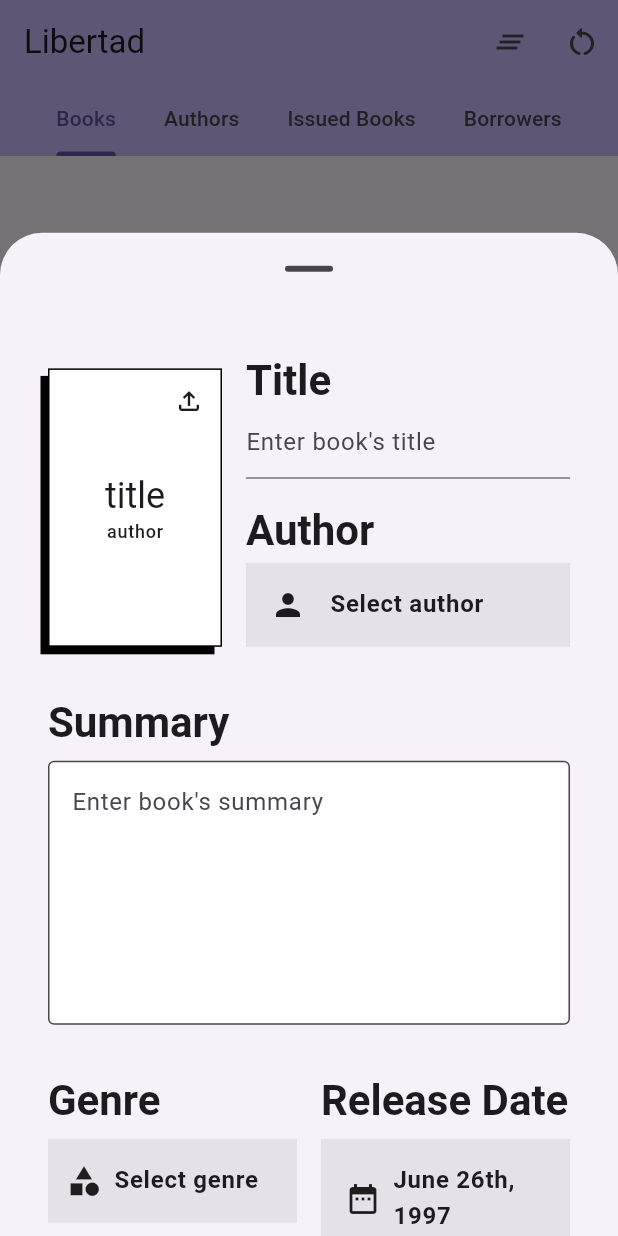
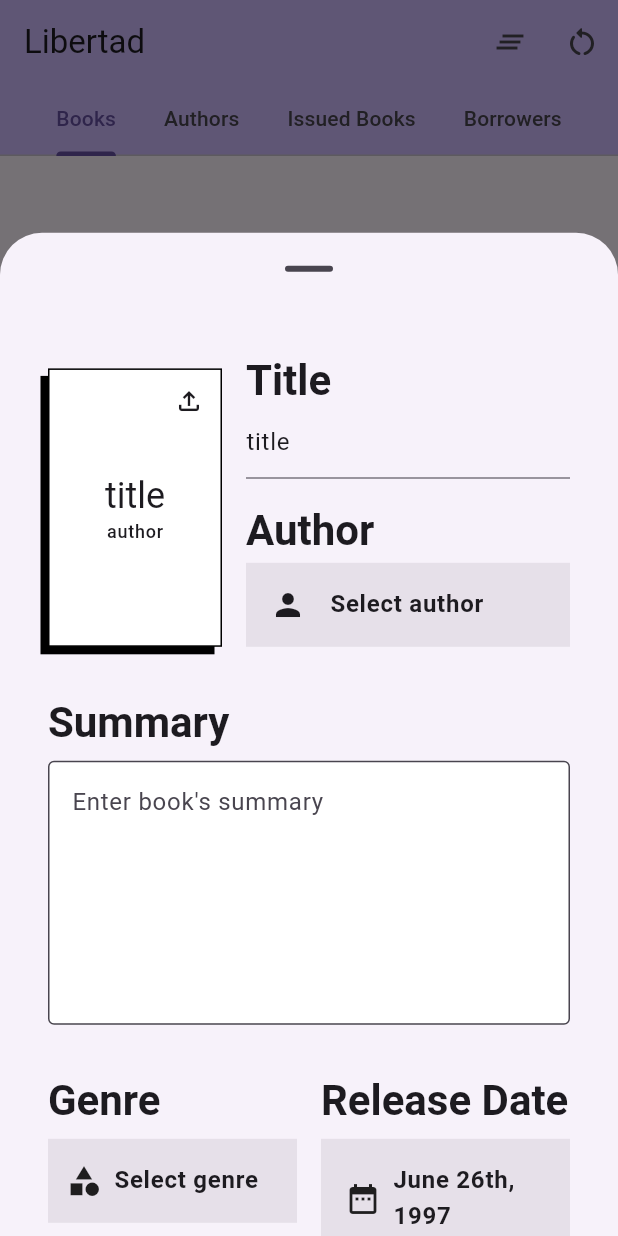
Before and after one commit to imaachman/libertad, a Flutter app: the screen it shows after launch, after a tap on the "add" icon, on a phone screen of 412 x 824 dp. Run offline on Flutter 3.47's test engine with Material 3 defaults, Android fonts, the light colour scheme and no system bars; our stand-ins replace file_picker, flutter_riverpod, isar, riverpod_annotation; accounts and stored records are empty; generated files the repository leaves out were written again.

Commit message:
Book Details Screen #2
- Make all fields in Book model mutable
- Write updateBook method in DatabaseRepository
- Write updateBook method in BookEditorViewModel
- Write methods to delete and replace files
- Delete AuthorFieldViewModel and transfer functionality to BookEditorViewModel
- Pass Book object in all BookEditor fields
- Upgrade AddBookButton to AddBookUpdateButton

```diff
--- a/lib/data/models/book.dart
+++ b/lib/data/models/book.dart
@@ -8,13 +8,13 @@ part 'book.g.dart';
 @collection
 class Book {
   Id id = Isar.autoIncrement;
-  final String title;
+  String title;
   final IsarLink<Author> author = IsarLink<Author>();
   @enumerated
-  final Genre genre;
-  final DateTime releaseDate;
-  final String summary;
-  final String coverImage;
+  Genre genre;
+  DateTime releaseDate;
+  String summary;
+  String coverImage;
   @Backlink(to: 'book')
   final IsarLinks<BookCopy> totalCopies = IsarLinks<BookCopy>();
 
--- a/lib/features/books/screens/book_editor/author_field.dart
+++ b/lib/features/books/screens/book_editor/author_field.dart
@@ -1,22 +1,23 @@
 import 'package:flutter/material.dart';
 import 'package:flutter_riverpod/flutter_riverpod.dart';
-import 'package:libertad/data/models/author.dart';
-import 'package:libertad/features/books/viewmodels/author_field_viewmodel.dart';
+import 'package:libertad/data/models/book.dart';
 import 'package:libertad/features/books/viewmodels/book_editor_viewmodel.dart';
 
 class AuthorField extends ConsumerWidget {
-  const AuthorField({super.key});
+  final Book? book;
+
+  const AuthorField({super.key, this.book});
 
   @override
   Widget build(BuildContext context, WidgetRef ref) {
-    // Listen to the [AuthorFieldViewModel] to get the selected author.
-    final AsyncValue<Author?> author = ref.watch(authorFieldViewModelProvider);
-
-    // Listen to the [BookEditorViewModel] to check if an author is selected.
-    ref.watch(bookEditorViewModelProvider());
+    // Listen to the [BookEditorViewModel] provider to update the UI with the
+    // selected author.
+    ref.watch(bookEditorViewModelProvider(book: book));
+    // Access [BookEditorViewModel] to fetch and select an author.
+    final BookEditorViewModel model =
+        ref.watch(bookEditorViewModelProvider(book: book).notifier);
     // Check if an author is selected.
-    final bool authorNotSelected =
-        !ref.watch(bookEditorViewModelProvider().notifier).isAuthorSelected;
+    final bool authorNotSelected = !model.isAuthorSelected;
 
     return Column(
       crossAxisAlignment: CrossAxisAlignment.start,
@@ -30,9 +31,7 @@ class AuthorField extends ConsumerWidget {
         ),
         SizedBox(height: 4),
         InkWell(
-          onTap: () => ref
-              .read(authorFieldViewModelProvider.notifier)
-              .showAuthorsSearchView(context),
+          onTap: () => model.selectAuthor(context),
           child: Container(
             decoration: BoxDecoration(
               color: Theme.of(context).colorScheme.surfaceContainerHighest,
@@ -54,7 +53,7 @@ class AuthorField extends ConsumerWidget {
                 SizedBox(width: 16),
                 Expanded(
                   child: Text(
-                    author.value?.name ?? 'Select author',
+                    model.author?.name ?? 'Select author',
                     style: Theme.of(context)
                         .textTheme
                         .bodyLarge
--- a/lib/features/books/screens/book_editor/add_book_button.dart
+++ b/lib/features/books/screens/book_editor/book_add_update_button.dart
@@ -1,18 +1,27 @@
 import 'package:flutter/material.dart';
 import 'package:flutter_riverpod/flutter_riverpod.dart';
+import 'package:libertad/data/models/book.dart';
 import 'package:libertad/features/books/viewmodels/book_editor_viewmodel.dart';
 
-class AddBookButton extends ConsumerWidget {
+class BookAddUpdateButton extends ConsumerWidget {
   final GlobalKey<FormState> formKey;
+  final Book? book;
 
-  const AddBookButton({super.key, required this.formKey});
+  const BookAddUpdateButton({super.key, required this.formKey, this.book});
 
   @override
   Widget build(BuildContext context, WidgetRef ref) {
+    final BookEditorViewModel model =
+        ref.watch(bookEditorViewModelProvider(book: book).notifier);
+
     return TextButton(
-      onPressed: () => ref
-          .read(bookEditorViewModelProvider().notifier)
-          .addBook(context, formKey),
+      onPressed: () {
+        if (book == null) {
+          model.addBook(context, formKey);
+        } else {
+          model.updateBook(context, formKey, book!);
+        }
+      },
       style: ButtonStyle(
         shape: WidgetStatePropertyAll(RoundedRectangleBorder()),
         backgroundColor: WidgetStatePropertyAll(
@@ -23,7 +32,7 @@ class AddBookButton extends ConsumerWidget {
         height: 48,
         child: Center(
           child: Text(
-            'Add Book',
+            book == null ? 'Add Book' : 'Update Book',
             style: Theme.of(context).textTheme.labelLarge?.copyWith(
                   color: Theme.of(context).colorScheme.onPrimary,
                   fontWeight: FontWeight.bold,
--- a/lib/features/books/screens/book_editor/book_cover.dart
+++ b/lib/features/books/screens/book_editor/book_cover.dart
@@ -2,9 +2,7 @@ import 'dart:io';
 
 import 'package:flutter/material.dart';
 import 'package:flutter_riverpod/flutter_riverpod.dart';
-import 'package:libertad/data/models/author.dart';
 import 'package:libertad/data/models/book.dart';
-import 'package:libertad/features/books/viewmodels/author_field_viewmodel.dart';
 import 'package:libertad/features/books/viewmodels/book_editor_viewmodel.dart';
 
 class BookCover extends ConsumerWidget {
@@ -15,9 +13,8 @@ class BookCover extends ConsumerWidget {
   @override
   Widget build(BuildContext context, WidgetRef ref) {
     // Listen to [BookEditorViewModel] provider to update the UI with the book's
-    // title.
+    // title and author.
     ref.watch(bookEditorViewModelProvider(book: book));
-
     // Access [BookEditorViewModel] to display the uploaded cover image.
     final BookEditorViewModel model =
         ref.watch(bookEditorViewModelProvider(book: book).notifier);
@@ -38,21 +35,19 @@ class BookCover extends ConsumerWidget {
                     mainAxisAlignment: MainAxisAlignment.center,
                     children: [
                       Text(
-                        ref.watch(bookEditorViewModelProvider().notifier).title,
+                        model.title,
                         style: Theme.of(context).textTheme.headlineSmall,
                         maxLines: 3,
                         overflow: TextOverflow.ellipsis,
                       ),
-                      Consumer(builder: (context, ref, child) {
-                        final AsyncValue<Author?> author =
-                            ref.watch(authorFieldViewModelProvider);
-                        return Text(
-                          author.value?.name ?? 'author',
+                      Consumer(
+                        builder: (context, ref, child) => Text(
+                          model.author?.name ?? 'author',
                           style: Theme.of(context).textTheme.labelMedium,
                           maxLines: 1,
                           overflow: TextOverflow.ellipsis,
-                        );
-                      }),
+                        ),
+                      ),
                     ],
                   )
                 : Image.file(
--- a/lib/features/books/screens/book_editor/book_editor.dart
+++ b/lib/features/books/screens/book_editor/book_editor.dart
@@ -1,7 +1,8 @@
 import 'package:flutter/material.dart';
 import 'package:flutter_riverpod/flutter_riverpod.dart';
 import 'package:libertad/core/constants/breakpoints.dart';
-import 'package:libertad/features/books/screens/book_editor/add_book_button.dart';
+import 'package:libertad/data/models/book.dart';
+import 'package:libertad/features/books/screens/book_editor/book_add_update_button.dart';
 import 'package:libertad/features/books/screens/book_editor/genre_field.dart';
 import 'package:libertad/features/books/screens/book_editor/release_date_field.dart';
 import 'package:libertad/features/books/screens/book_editor/total_copies_field.dart';
@@ -13,7 +14,9 @@ import 'summary_field.dart';
 import 'title_field.dart';
 
 class BookEditor extends ConsumerStatefulWidget {
-  const BookEditor({super.key});
+  final Book? book;
+
+  const BookEditor({super.key, this.book});
 
   @override
   ConsumerState<BookEditor> createState() => _BookEditorState();
@@ -54,7 +57,7 @@ class _BookEditorState extends ConsumerState<BookEditor> {
                           SizedBox(
                             width:
                                 buildColumn ? (maxWidth / 2) : (maxWidth / 3),
-                            child: BookCover(),
+                            child: BookCover(book: widget.book),
                           ),
                           SizedBox(
                             width: buildColumn ? null : gap,
@@ -65,16 +68,16 @@ class _BookEditorState extends ConsumerState<BookEditor> {
                                 buildColumn ? maxWidth : (maxWidth / 1.5 - gap),
                             child: Column(
                               children: [
-                                TitleField(),
+                                TitleField(book: widget.book),
                                 SizedBox(height: 16),
-                                AuthorField(),
+                                AuthorField(book: widget.book),
                               ],
                             ),
                           )
                         ],
                       ),
                       SizedBox(height: 32),
-                      SummaryField(),
+                      SummaryField(book: widget.book),
                       SizedBox(height: 32),
                       RowColumnSwitch(
                         columnWhen: buildColumn,
@@ -85,7 +88,7 @@ class _BookEditorState extends ConsumerState<BookEditor> {
                           SizedBox(
                             width:
                                 buildColumn ? maxWidth : (maxWidth - gap) / 2,
-                            child: GenreField(),
+                            child: GenreField(book: widget.book),
                           ),
                           SizedBox(
                             width: buildColumn ? null : gap,
@@ -94,14 +97,19 @@ class _BookEditorState extends ConsumerState<BookEditor> {
                           SizedBox(
                             width:
                                 buildColumn ? maxWidth : (maxWidth - gap) / 2,
-                            child: ReleaseDateField(),
+                            child: ReleaseDateField(book: widget.book),
                           ),
                         ],
                       ),
                       SizedBox(height: 16),
-                      TotalCopiesField(),
+                      TotalCopiesField(book: widget.book),
                       SizedBox(height: 32),
-                      Center(child: AddBookButton(formKey: formKey)),
+                      Center(
+                        child: BookAddUpdateButton(
+                          formKey: formKey,
+                          book: widget.book,
+                        ),
+                      ),
                     ],
                   );
                 },
--- a/lib/features/books/screens/book_editor/genre_field.dart
+++ b/lib/features/books/screens/book_editor/genre_field.dart
@@ -1,20 +1,23 @@
 import 'package:flutter/material.dart';
 import 'package:flutter_riverpod/flutter_riverpod.dart';
+import 'package:libertad/data/models/book.dart';
 import 'package:libertad/data/models/genre.dart';
 import 'package:libertad/features/books/viewmodels/book_editor_viewmodel.dart';
 
 class GenreField extends ConsumerWidget {
-  const GenreField({super.key});
+  final Book? book;
+
+  const GenreField({super.key, this.book});
 
   @override
   Widget build(BuildContext context, WidgetRef ref) {
     // Listen to the [BookEditorViewModel] provider to check if a genre is
     // selected and to show the selected genre in the UI.
-    ref.watch(bookEditorViewModelProvider());
+    ref.watch(bookEditorViewModelProvider(book: book));
 
     // Access [BookEditorViewModel] to get the selected genre.
     final BookEditorViewModel model =
-        ref.watch(bookEditorViewModelProvider().notifier);
+        ref.watch(bookEditorViewModelProvider(book: book).notifier);
     // Check if a genre is selected.
     final bool genreNotSelected = !model.isGenreSelected;
 
--- a/lib/features/books/screens/book_editor/release_date_field.dart
+++ b/lib/features/books/screens/book_editor/release_date_field.dart
@@ -1,19 +1,22 @@
 import 'package:flutter/material.dart';
 import 'package:flutter_riverpod/flutter_riverpod.dart';
 import 'package:libertad/core/utils/extensions.dart';
+import 'package:libertad/data/models/book.dart';
 import 'package:libertad/features/books/viewmodels/book_editor_viewmodel.dart';
 
 class ReleaseDateField extends ConsumerWidget {
-  const ReleaseDateField({super.key});
+  final Book? book;
+
+  const ReleaseDateField({super.key, this.book});
 
   @override
   Widget build(BuildContext context, WidgetRef ref) {
     // Listen to [BookEditorViewModel] provider to update the release date in
     // the UI.
-    ref.watch(bookEditorViewModelProvider());
+    ref.watch(bookEditorViewModelProvider(book: book));
     // Access [BookEditorViewModel] to get the release date.
     final BookEditorViewModel model =
-        ref.watch(bookEditorViewModelProvider().notifier);
+        ref.watch(bookEditorViewModelProvider(book: book).notifier);
 
     return Column(
       crossAxisAlignment: CrossAxisAlignment.start,
--- a/lib/features/books/screens/book_editor/summary_field.dart
+++ b/lib/features/books/screens/book_editor/summary_field.dart
@@ -1,12 +1,18 @@
 import 'package:flutter/material.dart';
 import 'package:flutter_riverpod/flutter_riverpod.dart';
+import 'package:libertad/data/models/book.dart';
 import 'package:libertad/features/books/viewmodels/book_editor_viewmodel.dart';
 
 class SummaryField extends ConsumerWidget {
-  const SummaryField({super.key});
+  final Book? book;
+
+  const SummaryField({super.key, this.book});
 
   @override
   Widget build(BuildContext context, WidgetRef ref) {
+    final BookEditorViewModel model =
+        ref.watch(bookEditorViewModelProvider(book: book).notifier);
+
     return Column(
       crossAxisAlignment: CrossAxisAlignment.start,
       children: [
@@ -26,10 +32,9 @@ class SummaryField extends ConsumerWidget {
             fillColor: Colors.white,
           ),
           maxLines: 6,
-          validator:
-              ref.read(bookEditorViewModelProvider().notifier).validateSummary,
-          onChanged:
-              ref.read(bookEditorViewModelProvider().notifier).setSummary,
+          initialValue: model.summary,
+          validator: model.validateSummary,
+          onChanged: model.setSummary,
         ),
       ],
     );
--- a/lib/features/books/screens/book_editor/title_field.dart
+++ b/lib/features/books/screens/book_editor/title_field.dart
@@ -1,12 +1,18 @@
 import 'package:flutter/material.dart';
 import 'package:flutter_riverpod/flutter_riverpod.dart';
+import 'package:libertad/data/models/book.dart';
 import 'package:libertad/features/books/viewmodels/book_editor_viewmodel.dart';
 
 class TitleField extends ConsumerWidget {
-  const TitleField({super.key});
+  final Book? book;
+
+  const TitleField({super.key, this.book});
 
   @override
   Widget build(BuildContext context, WidgetRef ref) {
+    final BookEditorViewModel model =
+        ref.watch(bookEditorViewModelProvider(book: book).notifier);
+
     return Column(
       crossAxisAlignment: CrossAxisAlignment.start,
       children: [
@@ -21,9 +27,9 @@ class TitleField extends ConsumerWidget {
           decoration: InputDecoration(
             hintText: 'Enter book\'s title',
           ),
-          validator:
-              ref.read(bookEditorViewModelProvider().notifier).validateTitle,
-          onChanged: ref.read(bookEditorViewModelProvider().notifier).setTitle,
+          initialValue: model.title,
+          validator: model.validateTitle,
+          onChanged: model.setTitle,
         ),
       ],
     );
--- a/lib/features/books/screens/book_editor/total_copies_field.dart
+++ b/lib/features/books/screens/book_editor/total_copies_field.dart
@@ -1,10 +1,13 @@
 import 'package:flutter/material.dart';
 import 'package:flutter/services.dart';
 import 'package:flutter_riverpod/flutter_riverpod.dart';
+import 'package:libertad/data/models/book.dart';
 import 'package:libertad/features/books/viewmodels/book_editor_viewmodel.dart';
 
 class TotalCopiesField extends ConsumerWidget {
-  const TotalCopiesField({super.key});
+  final Book? book;
+
+  const TotalCopiesField({super.key, this.book});
 
   @override
   Widget build(BuildContext context, WidgetRef ref) {
@@ -23,7 +26,7 @@ class TotalCopiesField extends ConsumerWidget {
           width: 100,
           child: TextFormField(
             initialValue: ref
-                .watch(bookEditorViewModelProvider().notifier)
+                .watch(bookEditorViewModelProvider(book: book).notifier)
                 .totalCopies
                 .toString(),
             decoration: InputDecoration(
@@ -40,10 +43,11 @@ class TotalCopiesField extends ConsumerWidget {
             keyboardType: TextInputType.number,
             inputFormatters: [FilteringTextInputFormatter.digitsOnly],
             validator: ref
-                .read(bookEditorViewModelProvider().notifier)
+                .read(bookEditorViewModelProvider(book: book).notifier)
                 .validateTotalCopies,
-            onChanged:
-                ref.read(bookEditorViewModelProvider().notifier).setTotalCopies,
+            onChanged: ref
+                .read(bookEditorViewModelProvider(book: book).notifier)
+                .setTotalCopies,
           ),
         ),
       ],
```
Also changed, not shown: lib/data/repositories/database_repository.dart (+86 -3 lines), lib/data/repositories/files_repository.dart (+12 -0 lines), lib/features/books/screens/book_details_screen/book_details_screen.dart (+22 -0 lines), lib/features/books/viewmodels/author_field_viewmodel.dart (deleted, +0 -26 lines), lib/features/books/viewmodels/book_details_viewmodel.dart (+11 -0 lines), lib/features/books/viewmodels/book_editor_viewmodel.dart (+58 -4 lines), lib/features/books/viewmodels/author_field_viewmodel.g.dart (deleted), lib/features/books/viewmodels/book_details_viewmodel.g.dart, lib/features/books/viewmodels/book_editor_viewmodel.g.dart.
